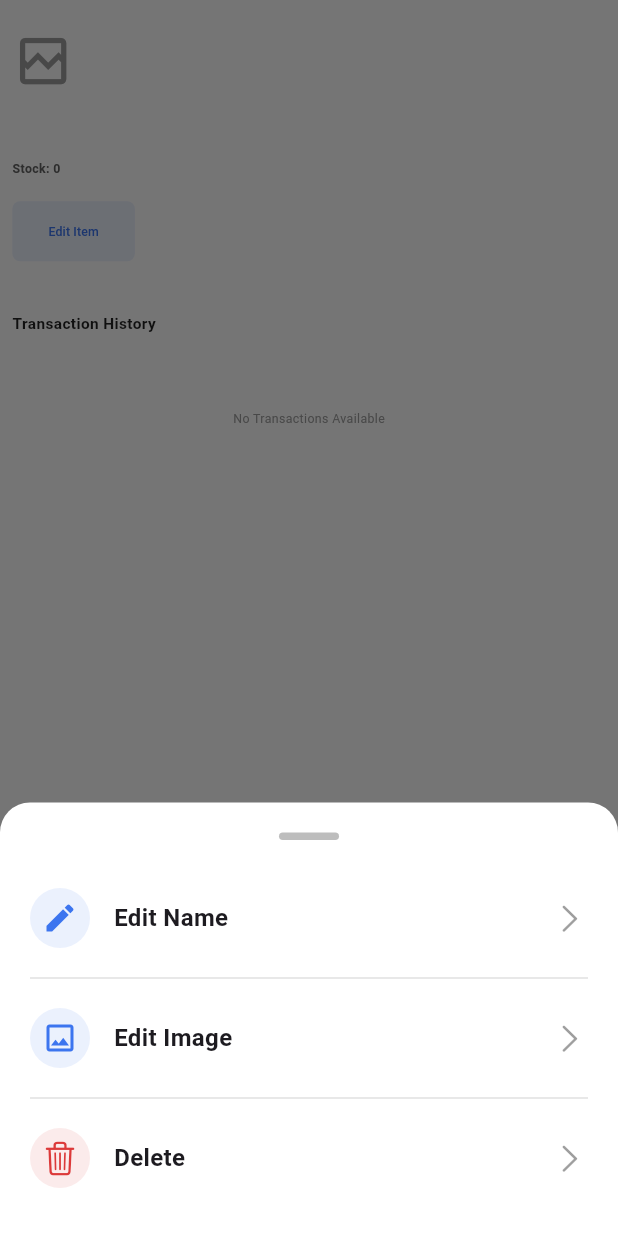
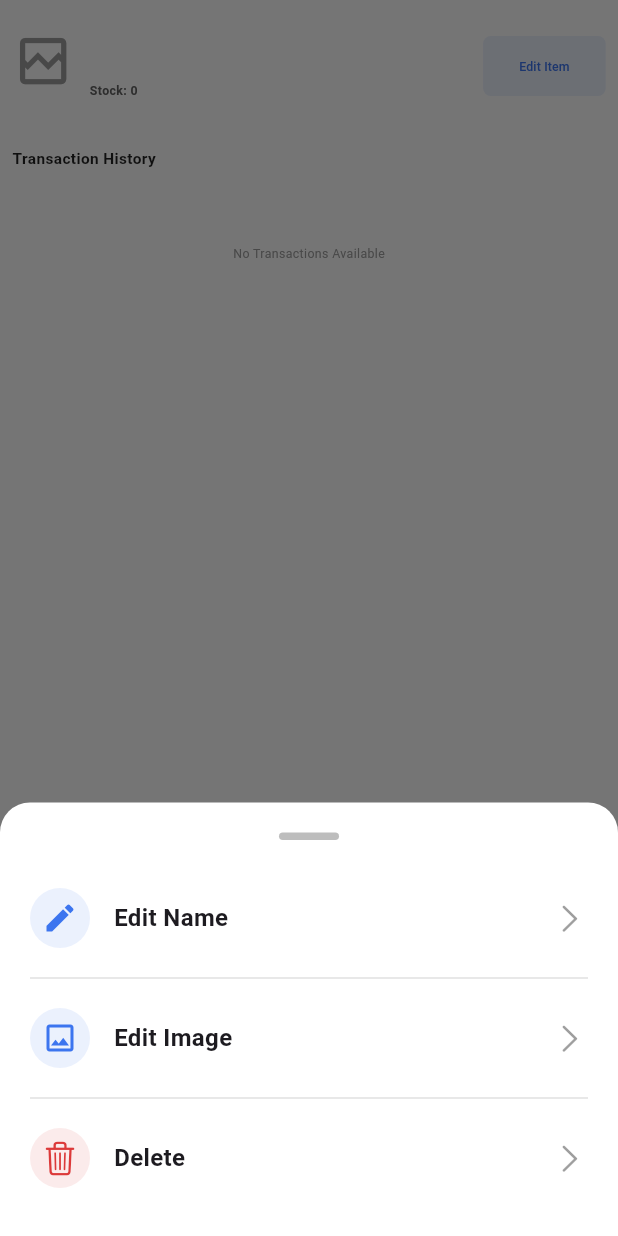
Before and after one commit to parthra-nt/inventory_management, a Flutter app: the ItemDetailsScreen screen opened directly with empty values, after a tap on "Edit Item", on a phone screen of 412 x 824 dp. Run offline on Flutter 3.47's test engine with Material 3 defaults, Android fonts, the light colour scheme and no system bars; our stand-ins replace file_picker, flutter_screenutil, flutter_svg, supabase_flutter; accounts and stored records are empty; network calls fail.

Commit message:
Latest UI Changes

```diff
--- a/lib/presentation/screens/items_details_screen.dart
+++ b/lib/presentation/screens/items_details_screen.dart
@@ -60,8 +60,6 @@ class _ItemDetailsScreenState extends State<ItemDetailsScreen> {
                     child: LayoutBuilder(
                       builder: (context, constraints) {
                         double screenWidth = constraints.maxWidth;
-
-                        // Define breakpoints
                         bool isMobile = screenWidth < 600;
                         bool isTablet =
                             screenWidth >= 600 && screenWidth <= 1024;
@@ -78,68 +76,8 @@ class _ItemDetailsScreenState extends State<ItemDetailsScreen> {
                             ),
                             child: ListView(
                               children: [
-                                isMobile
-                                    ? Column(
-                                      crossAxisAlignment:
-                                          CrossAxisAlignment.start,
-                                      children: [
-                                        buildImageSection(provider),
-                                        SizedBox(height: 16.h),
-                                        Text(
-                                          provider.isUpdatedName
-                                              ? provider.productName
-                                              : widget.productName,
-                                          style: TextStyle(
-                                            fontSize: 22.sp,
-                                            fontWeight: FontWeight.bold,
-                                            color: Colors.black87,
-                                          ),
-                                        ),
-                                        SizedBox(height: 12.h),
-                                        Text(
-                                          'Stock: ${widget.quantity}',
-                                          style: TextStyle(
-                                            fontSize: 16.sp,
-                                            fontWeight: FontWeight.bold,
-                                            color: Colors.grey[700],
-                                          ),
-                                        ),
-                                        SizedBox(height: 12.h),
-                                        Align(
-                                          alignment: Alignment.centerLeft,
-                                          child: ElevatedButton(
-                                            style: ElevatedButton.styleFrom(
-                                              backgroundColor: AppColors
-                                                  .primaryColor
-                                                  .withOpacity(0.1),
-                                              elevation: 0,
-                                              shape: RoundedRectangleBorder(
-                                                borderRadius:
-                                                    BorderRadius.circular(10.r),
-                                              ),
-                                            ),
-                                            onPressed:
-                                                () => provider.bottomSheet2(
-                                                  context,
-                                                  provider.productName,
-                                                  widget.id,
-                                                  widget.imageUrl,
-                                                  nameUpdate,
-                                                ),
-                                            child: Text(
-                                              "Edit Item",
-                                              style: TextStyle(
-                                                fontSize: 16.sp,
-                                                color: AppColors.primaryColor,
-                                              ),
-                                            ),
-                                          ),
-                                        ),
-                                      ],
-                                    )
-                                    : Row(
-                                      crossAxisAlignment:
-                                          CrossAxisAlignment.start,
+                                Row(
+                                  crossAxisAlignment: CrossAxisAlignment.start,
                                   children: [
                                     buildImageSection(provider),
                                     SizedBox(width: 20.w),
@@ -172,13 +110,13 @@ class _ItemDetailsScreenState extends State<ItemDetailsScreen> {
                                     ),
                                     ElevatedButton(
                                       style: ElevatedButton.styleFrom(
-                                            backgroundColor: AppColors
-                                                .primaryColor
+                                        backgroundColor: AppColors.primaryColor
                                             .withOpacity(0.1),
                                         elevation: 0,
                                         shape: RoundedRectangleBorder(
-                                              borderRadius:
-                                                  BorderRadius.circular(10.r),
+                                          borderRadius: BorderRadius.circular(
+                                            10.r,
+                                          ),
                                         ),
                                       ),
                                       onPressed:
```
Lines whose indentation alone changed are shown as unchanged.
